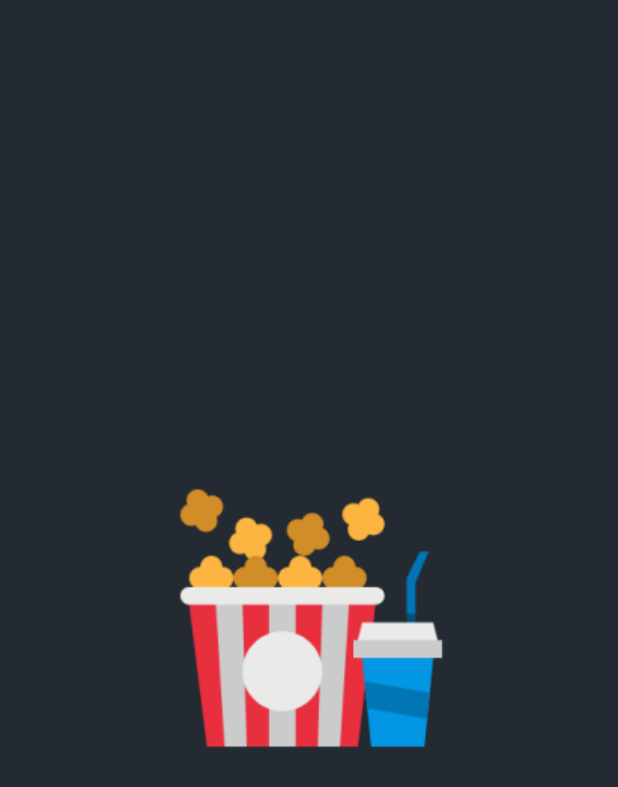
After one commit to ToskePG/TMDBApp, an Android app built with Jetpack Compose: the composable SplashScreen shown on its own in the app's theme, on a phone screen of 412 x 824 dp. The commit adds this screen. Shown: the top 787 px of the screen. Run offline under Robolectric (Android 15) with nearby library versions, the phone set to English and light mode, and no system bars.

Commit message:
Creates SplashScreen

```diff
--- /dev/null
+++ b/app/src/main/java/com/example/tmdbapp/presentation/splash/SplashScreen.kt
@@ -0,0 +1,40 @@
+package com.example.tmdbapp.presentation.splash
+
+import androidx.compose.foundation.Image
+import androidx.compose.foundation.background
+import androidx.compose.foundation.layout.Box
+import androidx.compose.foundation.layout.fillMaxSize
+import androidx.compose.runtime.Composable
+import androidx.compose.ui.Alignment
+import androidx.compose.ui.Modifier
+import androidx.compose.ui.res.painterResource
+import androidx.compose.ui.tooling.preview.Preview
+import com.example.tmdbapp.R
+import com.example.tmdbapp.ui.theme.DarkBlue
+import com.example.tmdbapp.ui.theme.TMDBAppTheme
+
+@Composable
+fun SplashScreen(){
+    Splash()
+}
+
+@Composable
+fun Splash(){
+    Box(
+        modifier = Modifier
+            .fillMaxSize()
+            .background(DarkBlue),
+        contentAlignment = Alignment.Center
+    ) {
+        Image(painter = painterResource(id = R.drawable.popcorn),
+            contentDescription = null)
+    }
+}
+
+@Preview(showBackground = true)
+@Composable
+fun SplashScreenPreview() {
+    TMDBAppTheme {
+        SplashScreen()
+    }
+}
--- a/app/src/main/java/com/example/tmdbapp/ui/theme/Color.kt
+++ b/app/src/main/java/com/example/tmdbapp/ui/theme/Color.kt
@@ -6,3 +6,4 @@ val Purple200 = Color(0xFFBB86FC)
 val Purple500 = Color(0xFF6200EE)
 val Purple700 = Color(0xFF3700B3)
 val Teal200 = Color(0xFF03DAC5)
+val DarkBlue = Color(36,42,50)
```
Also changed, not shown: app/src/main/res/drawable/popcorn.png (added).
